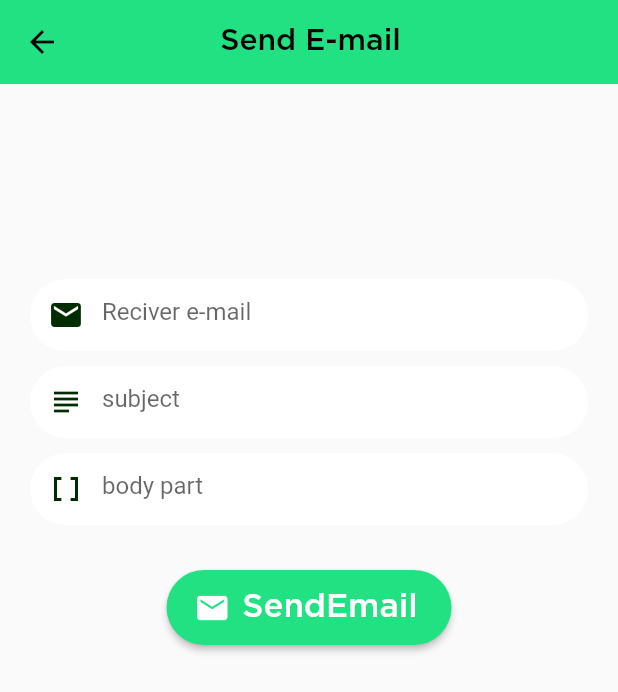
After one commit to dhruv061/JMC-Donation-App, a Flutter app: the sendEmail screen opened directly, after a tap on "SendEmail", on a phone screen of 412 x 824 dp. The commit adds this screen. Shown: the top 692 px of the screen. Run offline on Flutter 3.47's test engine with Material 2 defaults, Android fonts, the phone set to English and light mode, and no system bars; our stand-ins replace cached_network_image, carousel_slider, cloud_firestore, connectivity_plus, email_validator, firebase_auth and 20 more; missing offline and left inert: dialog_flowtter, flutter_email_sender, flutter_facebook_auth, kommunicate_flutter, mailer, razorpay_flutter; accounts and stored records are empty; project files that could hold a hidden picture were left out.

Commit message:
send email added,info added in tab-1

```diff
--- a/lib/Pages/ChatBod.dart
+++ b/lib/Pages/ChatBod.dart
@@ -43,19 +43,22 @@ class _ChatbodState extends State<Chatbod> {
             Container(
               child: Column(
                 children: [
+
                   // sub container for main heading
                   Container(
-                    margin: EdgeInsets.only(top: 23, left: 8),
+                    margin: EdgeInsets.only(top: 23, left: 35),
                     height: 25,
                     width: 361,
                     color: HexColor("#22E183"),
-                    child: const Text(
+                    child: Center(
+                      child: Text(
                         "What can we do for you? ",
                         style: TextStyle(
                             fontFamily: "Gotham",
                             color: Colors.black,
                             fontSize: 24,
                             fontWeight: FontWeight.bold),
+                      ),
                     ),
                   ),
 
--- a/lib/Pages/OnBodingPage.dart
+++ b/lib/Pages/OnBodingPage.dart
@@ -1,4 +1,5 @@
 import 'package:flutter/material.dart';
+import 'package:jmc/Language/language_screen.dart';
 import 'package:jmc/module/ScrollingPage1.dart';
 import 'package:jmc/module/ScrollingPage2.dart';
 import 'package:jmc/module/ScrollingPage3.dart';
@@ -23,6 +24,7 @@ class _OnboardingScreenState extends State<OnboardingScreen> {
           PageView(
             controller: _controller,
             children: [
+              LanguageScreen(),
               Scrolling_Page_1(),
               Scrolling_Page_2(),
               Scrolling_Page_3(),
@@ -33,7 +35,7 @@ class _OnboardingScreenState extends State<OnboardingScreen> {
             alignment: Alignment(0, -0.80),
             child: SmoothPageIndicator(
               controller: _controller,
-              count: 3,
+              count: 4,
               axisDirection: Axis.horizontal,
               effect: const SlideEffect(
                   spacing: 4.0,
--- a/lib/Pages/OptionChatBoat.dart
+++ b/lib/Pages/OptionChatBoat.dart
@@ -48,7 +48,9 @@ class _OptionChatBotState extends State<OptionChatBot> {
                 ),
 
                 //for Text
-                Text(
+                Padding(
+                  padding: const EdgeInsets.only(left: 25),
+                  child: Text(
                     "What?".tr,
                     style: TextStyle(
                         color: HexColor("#002C00"),
@@ -56,6 +58,7 @@ class _OptionChatBotState extends State<OptionChatBot> {
                         fontSize: 30,
                         fontWeight: FontWeight.bold,
                         wordSpacing: 2),
+                  ),
                 ),
 
                 //for button
--- a/lib/module/ProfilePage_AfterLogin.dart
+++ b/lib/module/ProfilePage_AfterLogin.dart
@@ -16,6 +16,7 @@ import 'package:jmc/module/MyRewarda.dart';
 
 import 'package:jmc/module/SetImage.dart';
 import 'package:jmc/Classes/UserData.dart';
+import 'package:jmc/module/sendMail.dart';
 import 'package:provider/provider.dart';
 import 'package:shared_preferences/shared_preferences.dart';
 
@@ -417,6 +418,48 @@ class _ProfilePage_AfterLoginState extends State<ProfilePage_AfterLogin> {
                                 },
                               ),
                             ),
+
+                            const SizedBox(
+                              height: 18,
+                            ),
+
+                            //send e-mail buton
+                            SizedBox(
+                              height: 50,
+                              width: 190,
+                              child: ElevatedButton.icon(
+                                style: ElevatedButton.styleFrom(
+                                  backgroundColor: HexColor("#22E183"),
+                                  shape: RoundedRectangleBorder(
+                                    borderRadius: BorderRadius.circular(50),
+                                  ),
+                                ),
+
+                                //for loading indicator and Text
+                                icon: const Icon(Icons.email, size: 24),
+
+                                label: const Text(
+                                  'SendEmail',
+                                  style: const TextStyle(
+                                      fontFamily: 'Gotham', fontSize: 22),
+                                ),
+
+                                onPressed: () async {
+                                  nextScreen(context, sendEmail());
+                                  // final Email send_email = Email(
+                                  //   body: 'body of email',
+                                  //   subject: 'Test Flutter',
+                                  //   recipients: ['mavanidhruv32@gmail.com'],
+                                  //   // cc: ['example_cc@ex.com'],
+                                  //   // bcc: ['example_bcc@ex.com'],
+                                  //   // attachmentPaths: ['/path/to/email_attachment.zip'],
+                                  //   isHTML: false,
+                                  // );
+
+                                  // await FlutterEmailSender.send(send_email);
+                                },
+                              ),
+                            ),
                           ],
                         ),
                       ),
--- a/lib/module/Tab1_HomeTab.dart
+++ b/lib/module/Tab1_HomeTab.dart
@@ -8,6 +8,7 @@ import 'package:hexcolor/hexcolor.dart';
 import 'package:jmc/BackEnd/Auth.dart';
 import 'package:jmc/Language/language_screen2.dart';
 import 'package:jmc/Pages/FirstPage.dart';
+import 'package:jmc/Pages/JmcAboutUs.dart';
 import 'package:jmc/module/MyRewarda.dart';
 import 'package:jmc/Utils/NextScreen.dart';
 import 'package:share_plus/share_plus.dart';
@@ -67,6 +68,16 @@ class _Tab1_HomeTabState extends State<Tab1_HomeTab> {
                     );
                   },
                   padding: 105),
+
+              //About Us
+              ResuableContainer(
+                  icone: Icons.info,
+                  title: "About us",
+                  function: () {
+                    nextScreen(context, JmcAboutUs());
+
+                },
+                  padding: 120),
 
               //Logout
               ResuableContainer(
--- /dev/null
+++ b/lib/module/sendMail.dart
@@ -0,0 +1,221 @@
+import 'package:dialog_flowtter/dialog_flowtter.dart';
+import 'package:flutter/material.dart';
+import 'package:flutter/src/widgets/framework.dart';
+import 'package:flutter/src/widgets/placeholder.dart';
+import 'package:hexcolor/hexcolor.dart';
+import 'package:mailer/mailer.dart';
+import 'package:mailer/smtp_server/gmail.dart';
+import 'package:flutter_email_sender/flutter_email_sender.dart';
+
+class sendEmail extends StatefulWidget {
+  const sendEmail({super.key});
+
+  @override
+  State<sendEmail> createState() => _sendEmailState();
+}
+
+class _sendEmailState extends State<sendEmail> {
+  //for send e-mail
+  final reciverController = TextEditingController();
+  final bodyController = TextEditingController();
+  final subjectController = TextEditingController();
+
+  var reciver;
+  var subject;
+  var body;
+
+  //for Validation
+  final _key = GlobalKey<FormState>();
+
+  @override
+  void dispose() {
+    reciverController.dispose();
+    bodyController.dispose();
+    subjectController.dispose();
+
+    super.dispose();
+  }
+
+  @override
+  Widget build(BuildContext context) {
+    return Scaffold(
+      appBar: AppBar(
+        backgroundColor: const Color(0xFF22E183),
+
+        //for back arrow option
+        leading: IconButton(
+          onPressed: () {
+            Navigator.pop(context);
+          },
+          icon: const Icon(
+            Icons.arrow_back,
+            color: Colors.black,
+          ),
+        ),
+
+        title: const Center(
+          child: Text(
+            'Send E-mail         ',
+            style: TextStyle(color: Colors.black, fontFamily: 'Gotham'),
+          ),
+        ),
+        elevation: 0,
+      ),
+      body: Padding(
+        padding: const EdgeInsets.only(top: 130),
+        child: Column(
+          children: [
+            //for TextFileds
+            Form(
+              key: _key,
+              child: Padding(
+                padding: const EdgeInsets.symmetric(horizontal: 20.0),
+                child: Column(
+                  children: [
+                    //for Reciver Text Filed
+                    TextFormField(
+                      keyboardType: TextInputType.emailAddress,
+
+                      //for autofil e-mail
+                      autofillHints: [AutofillHints.email],
+                      controller: reciverController,
+                      decoration: InputDecoration(
+                        filled: true,
+                        fillColor: Colors.white,
+                        prefixIcon: Icon(
+                          Icons.email,
+                          color: HexColor("#002C00"),
+                        ),
+                        hintText: "Reciver e-mail",
+                        border: OutlineInputBorder(
+                            borderRadius: BorderRadius.circular(33)),
+                        focusedBorder: OutlineInputBorder(
+                          borderSide: BorderSide(color: HexColor("#002C00")),
+                          borderRadius: BorderRadius.circular(25.7),
+                        ),
+                        enabledBorder: UnderlineInputBorder(
+                          borderSide: const BorderSide(color: Colors.white),
+                          borderRadius: BorderRadius.circular(25.7),
+                        ),
+                      ),
+                    ),
+
+                    const SizedBox(height: 10),
+
+                    //for subject Text Filed
+                    TextFormField(
+                      keyboardType: TextInputType.emailAddress,
+                      controller: subjectController,
+                      decoration: InputDecoration(
+                        filled: true,
+                        fillColor: Colors.white,
+                        prefixIcon: Icon(
+                          Icons.subject,
+                          color: HexColor("#002C00"),
+                        ),
+                        hintText: "subject",
+                        border: OutlineInputBorder(
+                            borderRadius: BorderRadius.circular(33)),
+                        focusedBorder: OutlineInputBorder(
+                          borderSide: BorderSide(color: HexColor("#002C00")),
+                          borderRadius: BorderRadius.circular(25.7),
+                        ),
+                        enabledBorder: UnderlineInputBorder(
+                          borderSide: const BorderSide(color: Colors.white),
+                          borderRadius: BorderRadius.circular(25.7),
+                        ),
+                      ),
+                    ),
+
+                    const SizedBox(height: 10),
+
+                    //for body Text Filed
+                    TextFormField(
+                      controller: bodyController,
+                      decoration: InputDecoration(
+                        filled: true,
+                        fillColor: Colors.white,
+                        prefixIcon: Icon(
+                          Icons.data_array,
+                          color: HexColor("#002C00"),
+                        ),
+                        hintText: "body part",
+                        border: OutlineInputBorder(
+                            borderRadius: BorderRadius.circular(33)),
+                        focusedBorder: OutlineInputBorder(
+                          borderSide: BorderSide(color: HexColor("#002C00")),
+                          borderRadius: BorderRadius.circular(25.7),
+                        ),
+                        enabledBorder: UnderlineInputBorder(
+                          borderSide: const BorderSide(color: Colors.white),
+                          borderRadius: BorderRadius.circular(25.7),
+                        ),
+                      ),
+
+                      //for validation
+                      validator: (value) {
+                        if (value == null || value.isEmpty) {
+                          return "Please enter password";
+                        }
+                        return null;
+                      },
+                    ),
+
+                    const SizedBox(height: 12),
+
+                    const SizedBox(
+                      height: 18,
+                    ),
+
+                    //send email button
+                    SizedBox(
+                      height: 50,
+                      width: 190,
+                      child: ElevatedButton.icon(
+                        style: ElevatedButton.styleFrom(
+                          backgroundColor: HexColor("#22E183"),
+                          shape: RoundedRectangleBorder(
+                            borderRadius: BorderRadius.circular(50),
+                          ),
+                        ),
+
+                        //for loading indicator and Text
+                        icon: const Icon(Icons.email, size: 24),
+
+                        label: const Text(
+                          'SendEmail',
+                          style: const TextStyle(
+                              fontFamily: 'Gotham', fontSize: 22),
+                        ),
+
+                        onPressed: () async {
+                          setState(() {
+                            reciver = reciverController.text;
+                            subject = subjectController.text;
+                            body = bodyController.text;
+                          });
+
+                          final Email send_email = Email(
+                            body: body,
+                            subject: subject,
+                            recipients: [reciver],
+                            // cc: ['example_cc@ex.com'],
+                            // bcc: ['example_bcc@ex.com'],
+                            // attachmentPaths: ['/path/to/email_attachment.zip'],
+                            isHTML: false,
+                          );
+
+                          await FlutterEmailSender.send(send_email);
+                        },
+                      ),
+                    ),
+                  ],
+                ),
+              ),
+            ),
+          ],
+        ),
+      ),
+    );
+  }
+}
--- a/pubspec.yaml
+++ b/pubspec.yaml
@@ -75,6 +75,8 @@ dependencies:
   connectivity_plus_web: ^1.2.5
   get: ^4.6.5
   localization: ^2.1.0
+  mailer: ^6.0.0
+  flutter_email_sender: ^5.2.0
 
 dev_dependencies:
   flutter_lints: ^2.0.0
```
Also changed, not shown: pubspec.lock. Lines whose indentation alone changed are shown as unchanged.
